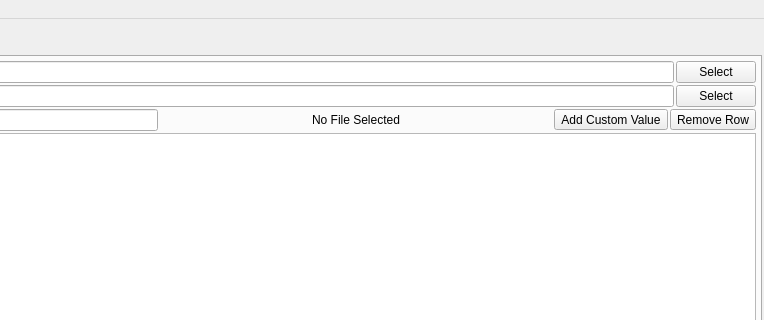
Qt form mainwindow.ui (BlueQuartzSoftware/MetaForge) before a commit; both pictures show x 569 to 1333 and y 0 to 320 of the 1333 by 724 pixel window.
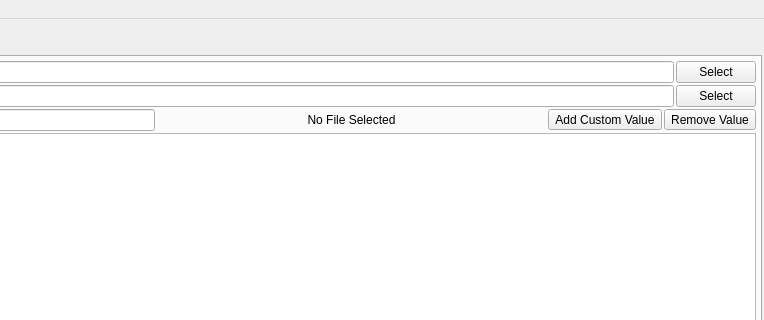
The same form after that commit. Icons and pictures are not drawn.

```diff
--- a/mainwindow.ui
+++ b/mainwindow.ui
@@ -593,7 +593,7 @@
                  <string>Add a Custom Value that is only going to be used for this upload</string>
                 </property>
                 <property name="text">
-                 <string>Remove Row</string>
+                 <string>Remove Value</string>
                 </property>
                 <property name="icon">
                  <iconset resource="resources.qrc">
```
Left out of the diff: 9 changed lines with no effect on the pictures.
